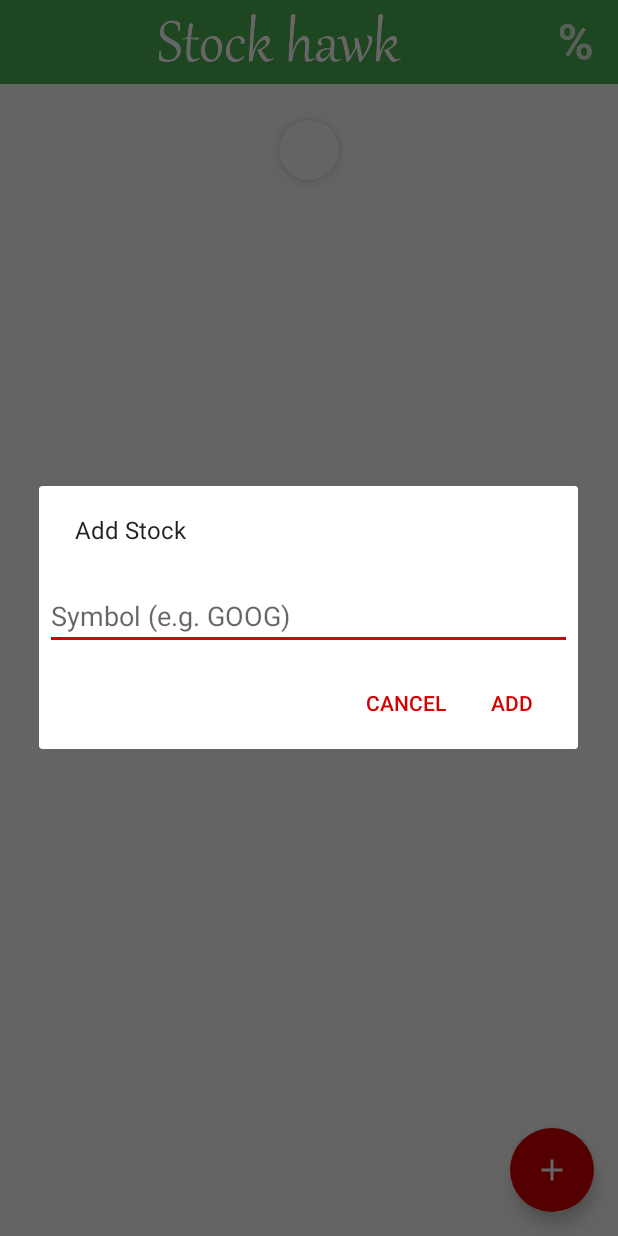
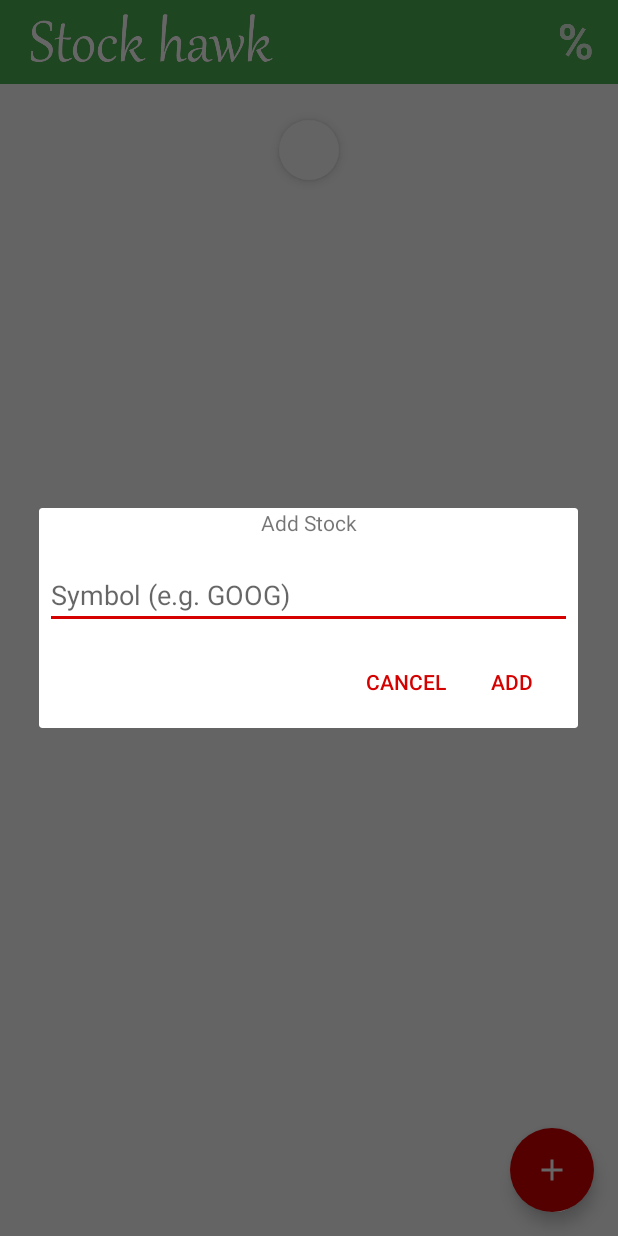
Before and after one commit to jinyanliu/StockHawk, an Android app: the screen it shows after launch (MainActivity), after a tap on "Add Stock", on a phone screen of 412 x 824 dp. Run offline under Robolectric (Android 15) with nearby library versions, the phone set to English and light mode, and no system bars; our stand-ins replace ButterKnife, Timber; libraries missing offline, so code that uses them is left out: yahoofinance.histquotes, yahoofinance.quotes.stock; 3 statements that could not run were skipped; 1 other tap on this screen came first.

Commit message:
Toolbar Pic too big. so need to use adjustViewBounds true. then scaleType works. Implement AlertDialog Title display in the middle.

```diff
--- a/app/src/main/java/com/udacity/stockhawk/ui/AddStockDialog.java
+++ b/app/src/main/java/com/udacity/stockhawk/ui/AddStockDialog.java
@@ -7,6 +7,7 @@ import android.app.Dialog;
 import android.app.DialogFragment;
 import android.content.DialogInterface;
 import android.os.Bundle;
+import android.view.Gravity;
 import android.view.KeyEvent;
 import android.view.LayoutInflater;
 import android.view.View;
@@ -44,9 +45,16 @@ public class AddStockDialog extends DialogFragment {
                 return true;
             }
         });
+
+        TextView title = new TextView(getActivity());
+        title.setGravity(Gravity.CENTER);
+        title.setText(getString(R.string.dialog_title));
+        builder.setCustomTitle(title);
+
         builder.setView(custom);
 
-        builder.setMessage(getString(R.string.dialog_title));
+        //builder.setMessage(getString(R.string.dialog_title));
+
         builder.setPositiveButton(getString(R.string.dialog_add),
                 new DialogInterface.OnClickListener() {
                     public void onClick(DialogInterface dialog, int id) {
--- a/app/src/main/res/layout/activity_main.xml
+++ b/app/src/main/res/layout/activity_main.xml
@@ -22,9 +22,9 @@
             <ImageView
                 android:layout_width="wrap_content"
                 android:layout_height="wrap_content"
+                android:adjustViewBounds="true"
                 android:contentDescription="@string/app_name"
-                android:layout_gravity="center_horizontal"
-                android:scaleType="centerInside"
+                android:scaleType="fitStart"
                 android:src="@drawable/ic_logo" />
         </android.support.v7.widget.Toolbar>
 
```
Also changed, not shown: app/src/main/res/layout/activity_detail.xml (+4 -4 lines).
